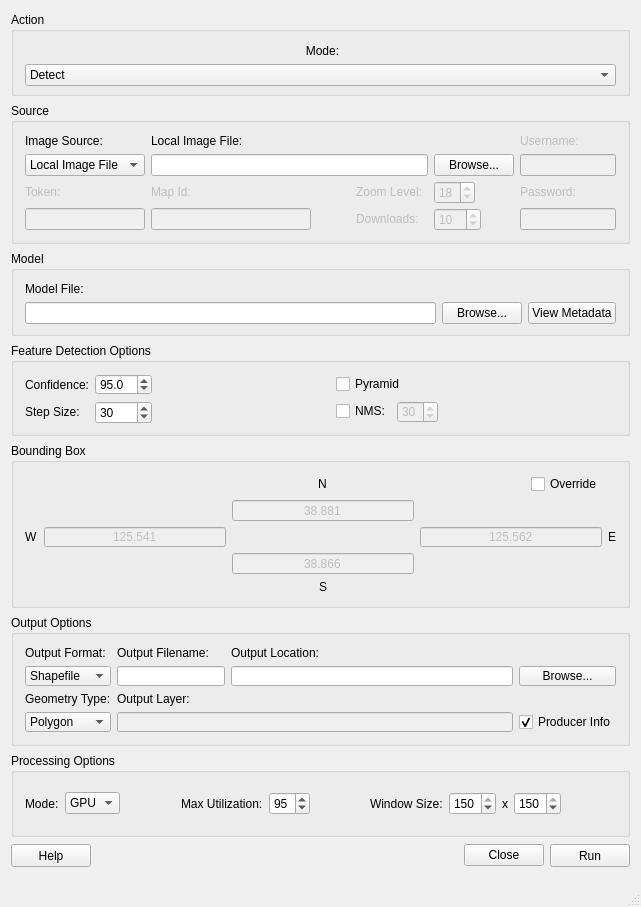
This is gui/mainwindow.ui in DigitalGlobe/GGD-OpenSpaceNet as Qt 5 draws it before an edit. The edited form follows.
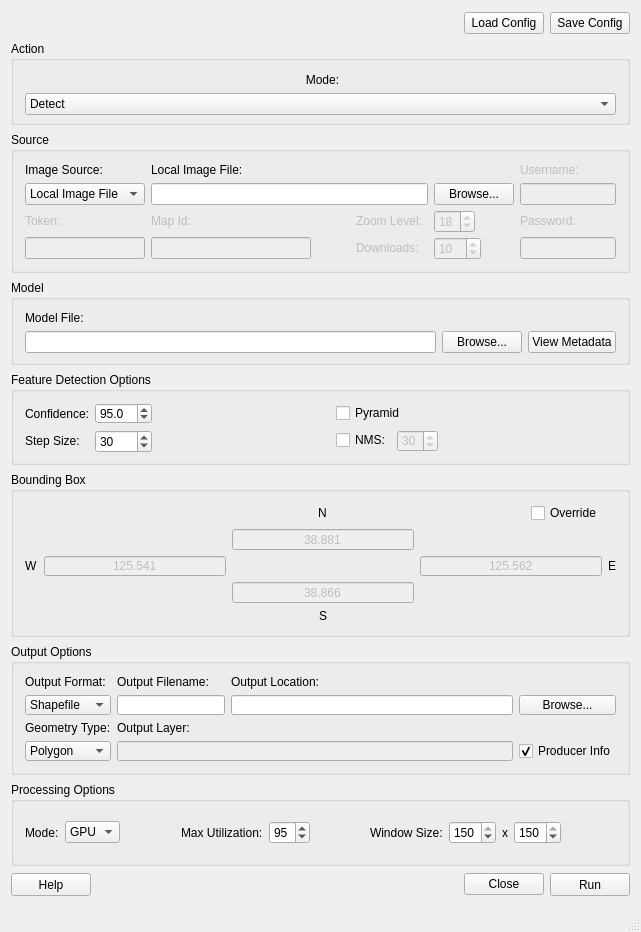
This is the edited form. Icons and pictures are not drawn.

Commit message: The user can now import the web service, token, and credentials from a config file.

```diff
--- a/gui/mainwindow.ui
+++ b/gui/mainwindow.ui
@@ -10,7 +10,7 @@
     <x>0</x>
     <y>0</y>
     <width>637</width>
-    <height>907</height>
+    <height>932</height>
    </rect>
   </property>
   <property name="windowTitle">
@@ -26,23 +26,7 @@
   </property>
   <widget class="QWidget" name="centralWidget">
    <layout class="QGridLayout" name="gridLayout">
-    <item row="10" column="3">
-     <widget class="QPushButton" name="runPushButton">
-      <property name="minimumSize">
-       <size>
-        <width>0</width>
-        <height>23</height>
-       </size>
-      </property>
-      <property name="toolTip">
-       <string>Run the job</string>
-      </property>
-      <property name="text">
-       <string>Run</string>
-      </property>
-     </widget>
-    </item>
-    <item row="10" column="0">
+    <item row="11" column="0">
      <widget class="QPushButton" name="helpPushButton">
       <property name="minimumSize">
        <size>
@@ -58,7 +42,7 @@
       </property>
      </widget>
     </item>
-    <item row="5" column="0" colspan="4">
+    <item row="6" column="0" colspan="5">
      <widget class="QGroupBox" name="modelGroupBox">
       <property name="sizePolicy">
        <sizepolicy hsizetype="Preferred" vsizetype="Preferred">
@@ -161,7 +145,23 @@
       </layout>
      </widget>
     </item>
-    <item row="8" column="0" colspan="4">
+    <item row="11" column="4">
+     <widget class="QPushButton" name="runPushButton">
+      <property name="minimumSize">
+       <size>
+        <width>0</width>
+        <height>23</height>
+       </size>
+      </property>
+      <property name="toolTip">
+       <string>Run the job</string>
+      </property>
+      <property name="text">
+       <string>Run</string>
+      </property>
+     </widget>
+    </item>
+    <item row="9" column="0" colspan="5">
      <widget class="QGroupBox" name="outputOptionsGroupBox_2">
       <property name="minimumSize">
        <size>
@@ -321,7 +321,7 @@
       </layout>
      </widget>
     </item>
-    <item row="9" column="0" colspan="4">
+    <item row="10" column="0" colspan="5">
      <widget class="QGroupBox" name="processingOptionsGroupBox">
       <property name="minimumSize">
        <size>
@@ -471,7 +471,7 @@
       </layout>
      </widget>
     </item>
-    <item row="7" column="0" colspan="4">
+    <item row="8" column="0" colspan="5">
      <widget class="QGroupBox" name="outputOptionsGroupBox">
       <property name="minimumSize">
        <size>
@@ -651,74 +651,7 @@
       <zorder>bboxOverrideCheckBox</zorder>
      </widget>
     </item>
-    <item row="0" column="0" colspan="4">
-     <widget class="QGroupBox" name="actionGroupBox">
-      <property name="minimumSize">
-       <size>
-        <width>619</width>
-        <height>84</height>
-       </size>
-      </property>
-      <property name="maximumSize">
-       <size>
-        <width>16777215</width>
-        <height>84</height>
-       </size>
-      </property>
-      <property name="title">
-       <string>Action</string>
-      </property>
-      <property name="flat">
-       <bool>false</bool>
-      </property>
-      <layout class="QGridLayout" name="gridLayout_2">
-       <item row="0" column="0">
-        <widget class="QLabel" name="modeLabel">
-         <property name="minimumSize">
-          <size>
-           <width>595</width>
-           <height>15</height>
-          </size>
-         </property>
-         <property name="layoutDirection">
-          <enum>Qt::LeftToRight</enum>
-         </property>
-         <property name="frameShadow">
-          <enum>QFrame::Plain</enum>
-         </property>
-         <property name="text">
-          <string>Mode:</string>
-         </property>
-         <property name="alignment">
-          <set>Qt::AlignCenter</set>
-         </property>
-        </widget>
-       </item>
-       <item row="1" column="0">
-        <widget class="QComboBox" name="modeComboBox">
-         <property name="minimumSize">
-          <size>
-           <width>0</width>
-           <height>22</height>
-          </size>
-         </property>
-         <property name="toolTip">
-          <string>The mode the job will use</string>
-         </property>
-         <property name="statusTip">
-          <string/>
-         </property>
-         <item>
-          <property name="text">
-           <string>Detect</string>
-          </property>
-         </item>
-        </widget>
-       </item>
-      </layout>
-     </widget>
-    </item>
-    <item row="6" column="0" colspan="4">
+    <item row="7" column="0" colspan="5">
      <widget class="QGroupBox" name="featureDetectionOptionsGroupBox">
       <property name="minimumSize">
        <size>
@@ -862,7 +795,7 @@
       </layout>
      </widget>
     </item>
-    <item row="10" column="1">
+    <item row="11" column="1">
      <spacer name="helpRunSpacer">
       <property name="orientation">
        <enum>Qt::Horizontal</enum>
@@ -875,7 +808,84 @@
       </property>
      </spacer>
     </item>
-    <item row="4" column="0" colspan="4">
+    <item row="11" column="3">
+     <widget class="QPushButton" name="closePushButton">
+      <property name="toolTip">
+       <string>Close OpenSpaceNet</string>
+      </property>
+      <property name="text">
+       <string>Close</string>
+      </property>
+     </widget>
+    </item>
+    <item row="1" column="0" colspan="5">
+     <widget class="QGroupBox" name="actionGroupBox">
+      <property name="minimumSize">
+       <size>
+        <width>619</width>
+        <height>84</height>
+       </size>
+      </property>
+      <property name="maximumSize">
+       <size>
+        <width>16777215</width>
+        <height>84</height>
+       </size>
+      </property>
+      <property name="title">
+       <string>Action</string>
+      </property>
+      <property name="flat">
+       <bool>false</bool>
+      </property>
+      <layout class="QGridLayout" name="gridLayout_2">
+       <item row="0" column="0">
+        <widget class="QLabel" name="modeLabel">
+         <property name="minimumSize">
+          <size>
+           <width>595</width>
+           <height>15</height>
+          </size>
+         </property>
+         <property name="layoutDirection">
+          <enum>Qt::LeftToRight</enum>
+         </property>
+         <property name="frameShadow">
+          <enum>QFrame::Plain</enum>
+         </property>
+         <property name="text">
+          <string>Mode:</string>
+         </property>
+         <property name="alignment">
+          <set>Qt::AlignCenter</set>
+         </property>
+        </widget>
+       </item>
+       <item row="1" column="0">
+        <widget class="QComboBox" name="modeComboBox">
+         <property name="minimumSize">
+          <size>
+           <width>0</width>
+           <height>22</height>
+          </size>
+         </property>
+         <property name="toolTip">
+          <string>The mode the job will use</string>
+         </property>
+         <property name="statusTip">
+          <string/>
+         </property>
+         <item>
+          <property name="text">
+           <string>Detect</string>
+          </property>
+         </item>
+        </widget>
+       </item>
+      </layout>
+     </widget>
+    </item>
+    <item row="5" column="0" colspan="5">
      <widget class="QGroupBox" name="sourceOptionsGroupBox">
       <property name="sizePolicy">
        <sizepolicy hsizetype="Preferred" vsizetype="Maximum">
@@ -1270,13 +1280,23 @@
       </layout>
      </widget>
     </item>
-    <item row="10" column="2">
-     <widget class="QPushButton" name="closePushButton">
+    <item row="0" column="4">
+     <widget class="QPushButton" name="saveConfigPushButton">
       <property name="toolTip">
        <string>Close OpenSpaceNet</string>
       </property>
       <property name="text">
-       <string>Close</string>
+       <string>Save Config</string>
+      </property>
+     </widget>
+    </item>
+    <item row="0" column="3">
+     <widget class="QPushButton" name="loadConfigPushButton">
+      <property name="toolTip">
+       <string>Load options from a config file</string>
+      </property>
+      <property name="text">
+       <string>Load Config</string>
       </property>
      </widget>
     </item>
```
Left out of the diff: 4 changed lines with no effect on the pictures. The commit also changes 4 other files.
